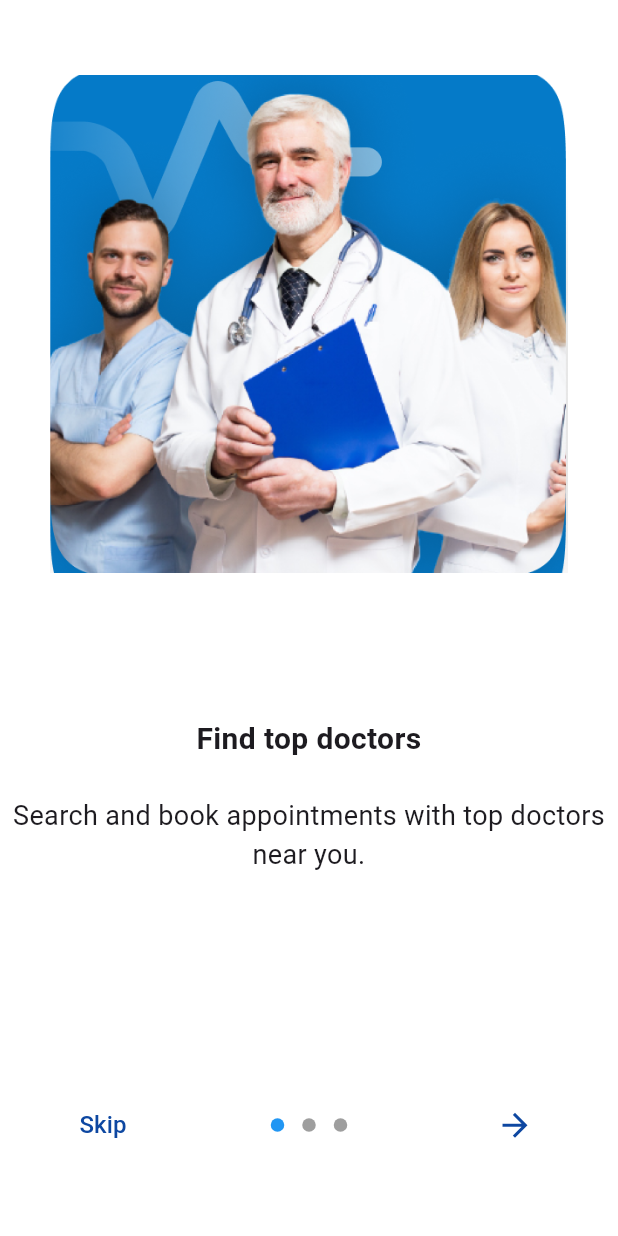
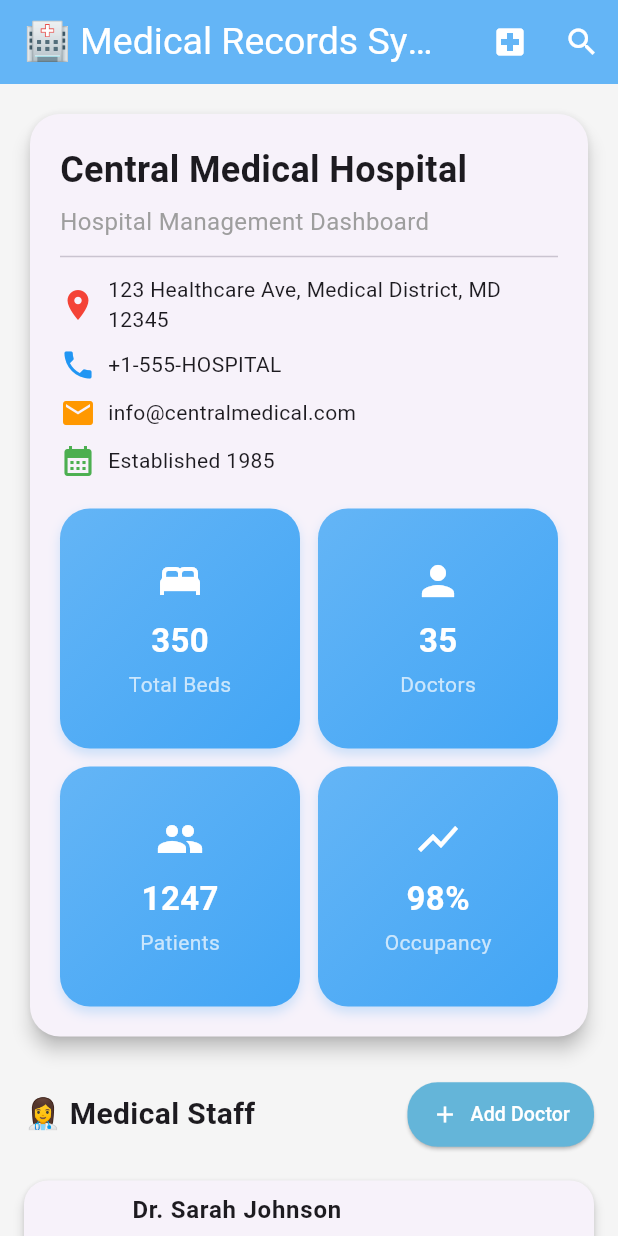
Before and after one commit to NourMahamoud/Healthy_System, a Flutter app: the screen it shows after launch, on a phone screen of 412 x 824 dp. Run offline on Flutter 3.47's test engine with Material 3 defaults, Android fonts, the phone set to English and light mode, and no system bars; drawn by our look-alikes of introduction_screen; our stand-ins replace cloud_firestore, dartz, firebase_auth, firebase_core, font_awesome_flutter, go_router and 4 more; accounts and stored records are empty; Roboto replaces fonts that are missing (Barbariska); project files that could hold a hidden picture were left out.

Commit message:
hospital screens

```diff
--- /dev/null
+++ b/lib/View/hospital_screens/hospital_account.dart
@@ -0,0 +1,199 @@
+import 'package:doctifityapp/View/hospital_screens/PatiantSearchScreen.dart';
+import 'package:doctifityapp/View/widgets/AddDoctorsDialog.dart';
+import 'package:doctifityapp/View/widgets/hospitalDoctorsCard.dart';
+import 'package:doctifityapp/View/widgets/patiantCard.dart';
+import 'package:flutter/material.dart';
+
+import '../widgets/hospitalStatCard.dart';
+
+class HospitalDashboardScreen extends StatelessWidget {
+  const HospitalDashboardScreen({super.key});
+
+  @override
+  Widget build(BuildContext context) {
+    const friendlyBlue = Color(0xFF64B5F6); // A friendly blue color
+
+    return Scaffold(
+      backgroundColor: Colors.grey.shade100,
+      appBar: AppBar(
+        backgroundColor: friendlyBlue,
+        foregroundColor: Colors.white,
+        title: const Text("🏥 Medical Records System"),
+        centerTitle: true,
+        actions: [
+          IconButton(
+            icon: const Icon(Icons.local_hospital, color: Colors.white,),
+            onPressed: () {},
+            tooltip: "Hospital Dashboard",
+          ),
+          IconButton(
+            icon: const Icon(Icons.search, color: Colors.white,),
+            onPressed: () {
+              Navigator.push(
+                context,
+                MaterialPageRoute(builder: (_) => const PatientSearchScreen()),
+              );
+            },
+            tooltip: "Search Patients",
+          ),
+        ],
+      ),
+      body: ListView(
+        padding: const EdgeInsets.all(16),
+        children: [
+          // 🏥 Hospital Info Card
+          Card(
+            elevation: 5,
+            shape: RoundedRectangleBorder(
+              borderRadius: BorderRadius.circular(20),
+            ),
+            child: Padding(
+              padding: const EdgeInsets.all(20),
+              child: Column(
+                crossAxisAlignment: CrossAxisAlignment.start,
+                children: [
+                  const Text(
+                    "Central Medical Hospital",
+                    style: TextStyle(fontSize: 24, fontWeight: FontWeight.bold),
+                  ),
+                  const SizedBox(height: 6),
+                  const Text(
+                    "Hospital Management Dashboard",
+                    style: TextStyle(color: Colors.grey, fontSize: 16),
+                  ),
+
+                  const Divider(height: 24),
+
+                  Row(
+                    children: const [
+                      Icon(Icons.location_on, color: Colors.red),
+                      SizedBox(width: 8),
+                      Expanded(
+                        child: Text(
+                          "123 Healthcare Ave, Medical District, MD 12345",
+                          softWrap: true,
+                          style: TextStyle(fontSize: 14),
+                        ),
+                      ),
+                    ],
+                  ),
+                  const SizedBox(height: 8),
+
+                  Row(
+                    children: const [
+                      Icon(Icons.phone, color: Colors.blue),
+                      SizedBox(width: 8),
+                      Expanded(child: Text("+1-555-HOSPITAL")),
+                    ],
+                  ),
+                  const SizedBox(height: 8),
+
+                  Row(
+                    children: const [
+                      Icon(Icons.email, color: Colors.orange),
+                      SizedBox(width: 8),
+                      Expanded(child: Text("info@centralmedical.com")),
+                    ],
+                  ),
+                  const SizedBox(height: 8),
+
+                  Row(
+                    children: const [
+                      Icon(Icons.calendar_month, color: Colors.green),
+                      SizedBox(width: 8),
+                      Expanded(child: Text("Established 1985")),
+                    ],
+                  ),
+
+                  const SizedBox(height: 20),
+
+                  // 📊 Stats Section
+                  GridView.count(
+                    crossAxisCount: 2,
+                    shrinkWrap: true,
+                    physics: const NeverScrollableScrollPhysics(),
+                    crossAxisSpacing: 12,
+                    mainAxisSpacing: 12,
+                    children: const [
+                      StatCard(
+                        label: "Total Beds",
+                        value: "350",
+                        icon: Icons.bed,
+                      ),
+                      StatCard(
+                        label: "Doctors",
+                        value: "35",
+                        icon: Icons.person,
+                      ),
+                      StatCard(
+                        label: "Patients",
+                        value: "1247",
+                        icon: Icons.group,
+                      ),
+                      StatCard(
+                        label: "Occupancy",
+                        value: "98%",
+                        icon: Icons.show_chart,
+                      ),
+                    ],
+                  ),
+                ],
+              ),
+            ),
+          ),
+
+          const SizedBox(height: 24),
+
+          // Medical Staff Section
+          Row(
+            mainAxisAlignment: MainAxisAlignment.spaceBetween,
+            children: [
+              const Text(
+                "👩‍⚕️ Medical Staff",
+                style: TextStyle(fontSize: 20, fontWeight: FontWeight.bold),
+              ),
+              ElevatedButton.icon(
+                icon: const Icon(Icons.add),
+                label: const Text("Add Doctor"),
+                style: ElevatedButton.styleFrom(
+                  backgroundColor:  Color(0xFF64B5D9),
+                  foregroundColor: Colors.white,
+                  shape: RoundedRectangleBorder(
+                    borderRadius: BorderRadius.circular(20),
+                  ),
+                  padding: const EdgeInsets.symmetric(
+                    horizontal: 16,
+                    vertical: 12,
+                  ),
+                ),
+                onPressed: () {
+                  showDialog(
+                    context: context,
+                    builder: (_) => const AddDoctorDialog(),
+                  );
+                },
+              ),
+            ],
+          ),
+
+          const SizedBox(height: 12),
+
+          const HospitalDoctorsCard(
+            name: "Dr. Sarah Johnson",
+            email: "sarah.johnson@hospital.com",
+            specialization: "Cardiology",
+            phone: "+1-555-0123",
+            joinDate: "2020-03-15",
+          ),
+          const HospitalDoctorsCard(
+            name: "Dr. Michael Chen",
+            email: "michael.chen@hospital.com",
+            specialization: "Neurology",
+            phone: "+1-555-0124",
+            joinDate: "2019-07-22",
+          ),
+        ],
+      ),
+    );
+  }
+}
--- /dev/null
+++ b/lib/View/widgets/hospitalDoctorsCard.dart
@@ -0,0 +1,49 @@
+import 'package:flutter/material.dart';
+
+class HospitalDoctorsCard extends StatelessWidget {
+  final String name;
+  final String email;
+  final String specialization;
+  final String phone;
+  final String joinDate;
+
+  const HospitalDoctorsCard({
+    super.key,
+    required this.name,
+    required this.email,
+    required this.specialization,
+    required this.phone,
+    required this.joinDate,
+  });
+
+  @override
+  Widget build(BuildContext context) {
+    return Card(
+      margin: const EdgeInsets.symmetric(vertical: 8),
+      shape: RoundedRectangleBorder(borderRadius: BorderRadius.circular(16)),
+      elevation: 3,
+      child: ListTile(
+        leading: const CircleAvatar(
+          backgroundColor: Color(0xFF42A5F5),
+          child: Icon(Icons.person, color: Colors.white),
+        ),
+        title: Text(
+          name,
+          style: const TextStyle(fontWeight: FontWeight.bold, fontSize: 16),
+        ),
+        subtitle: Column(
+          crossAxisAlignment: CrossAxisAlignment.start,
+          children: [
+            Text(email),
+            Text("Specialization: $specialization"),
+            Text("Joined: $joinDate"),
+          ],
+        ),
+        trailing: Text(
+          phone,
+          style: const TextStyle(fontWeight: FontWeight.bold),
+        ),
+      ),
+    );
+  }
+}
--- /dev/null
+++ b/lib/View/widgets/hospitalStatCard.dart
@@ -0,0 +1,57 @@
+// 📊 Stat Card with friendly UI
+import 'package:flutter/material.dart';
+
+class StatCard extends StatelessWidget {
+  final String label;
+  final String value;
+  final IconData icon;
+
+  const StatCard({
+    super.key,
+    required this.label,
+    required this.value,
+    required this.icon,
+  });
+
+  @override
+  Widget build(BuildContext context) {
+    return Container(
+      decoration: BoxDecoration(
+        gradient: const LinearGradient(
+          colors: [Color(0xFF64B5F6), Color(0xFF42A5F5)],
+          begin: Alignment.topLeft,
+          end: Alignment.bottomRight,
+        ),
+        borderRadius: BorderRadius.circular(20),
+        boxShadow: [
+          BoxShadow(
+            color: Colors.blue.withOpacity(0.2),
+            blurRadius: 6,
+            offset: const Offset(0, 4),
+          ),
+        ],
+      ),
+      padding: const EdgeInsets.all(16),
+      child: Column(
+        mainAxisAlignment: MainAxisAlignment.center,
+        children: [
+          Icon(icon, size: 32, color: Colors.white),
+          const SizedBox(height: 8),
+          Text(
+            value,
+            style: const TextStyle(
+              fontSize: 22,
+              fontWeight: FontWeight.bold,
+              color: Colors.white,
+            ),
+          ),
+          const SizedBox(height: 4),
+          Text(
+            label,
+            style: const TextStyle(color: Colors.white70, fontSize: 14),
+          ),
+        ],
+      ),
+    );
+  }
+}
--- a/lib/main.dart
+++ b/lib/main.dart
@@ -1,5 +1,6 @@
 import 'package:doctifityapp/ModelView/Auth/AuthProvider.dart';
 import 'package:doctifityapp/ModelView/HomePageProvider/HomePageProvider.dart';
+import 'package:doctifityapp/View/hospital_screens/hospital_account.dart';
 
 import 'package:doctifityapp/utills/Themes.dart';
 import 'package:firebase_core/firebase_core.dart';
@@ -45,9 +46,10 @@ class _MyAppState extends State<MyApp> {
       debugShowCheckedModeBanner: false,
       themeMode: ThemeMode.light,
       theme: AppThemes.lightTheme,
-      darkTheme: AppThemes.darkTheme,
-      initialRoute: AppRoutes.splashScreen,
-      onGenerateRoute: AppRoutes.generateRoute,
+      // darkTheme: AppThemes.darkTheme,
+      // initialRoute: AppRoutes.splashScreen,
+      // onGenerateRoute: AppRoutes.generateRoute,
+      home:HospitalDashboardScreen() ,
 
 
 
```
Also changed, not shown: lib/View/hospital_screens/PatiantSearchScreen.dart (added, +64 -0 lines), lib/View/widgets/AddDoctorsDialog.dart (added, +34 -0 lines), lib/View/widgets/patiantCard.dart (added, +48 -0 lines), lib/View/HomePageScreens/doctors_screen.dart (line endings or trailing spaces).
